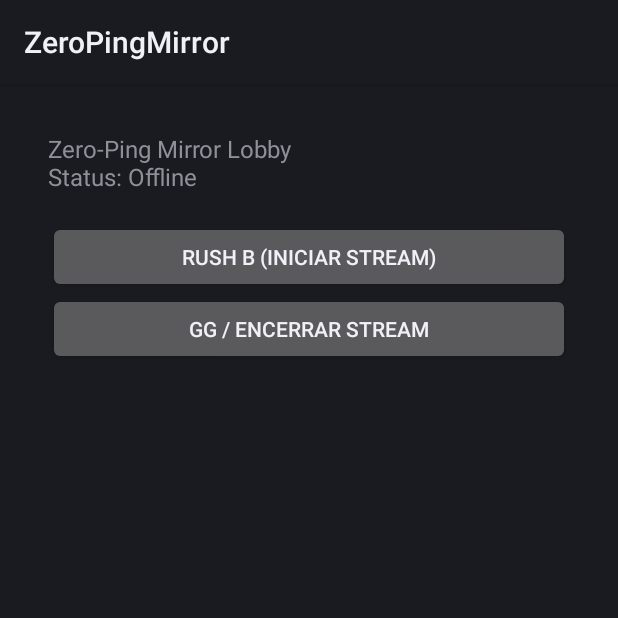
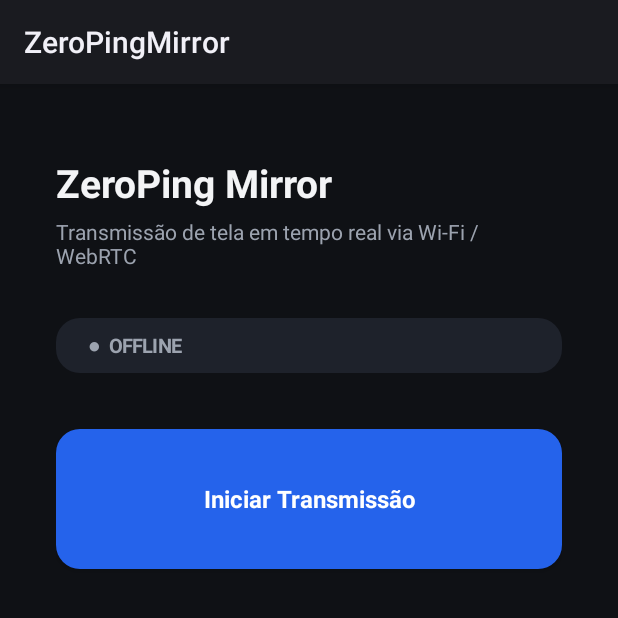
Before and after one commit to welzim19-star/zero-ping-mirror, an Android app: the screen it shows after launch (MainActivity), on a phone screen of 412 x 824 dp, the top half of it. Run offline under Robolectric (Android 15) with nearby library versions, the phone set to English and light mode, and no system bars.

Commit message:
feat(ui): redesign MainActivity with dark theme, session URL card and professional labels

```diff
--- a/app/src/main/java/com/zeroping/mirror/MainActivity.kt
+++ b/app/src/main/java/com/zeroping/mirror/MainActivity.kt
@@ -1,58 +1,157 @@
 package com.zeroping.mirror
 
 import android.app.Activity
+import android.content.ClipData
+import android.content.ClipboardManager
 import android.content.Context
 import android.content.Intent
+import android.graphics.Color
+import android.graphics.Typeface
+import android.graphics.drawable.GradientDrawable
 import android.media.projection.MediaProjectionManager
 import android.net.wifi.WifiManager
 import android.os.Build
 import android.os.Bundle
 import android.text.format.Formatter
+import android.view.Gravity
+import android.view.View
 import android.widget.Button
 import android.widget.LinearLayout
 import android.widget.TextView
+import android.widget.Toast
 import com.zeroping.mirror.core.capture.ScreenCaptureService
 import com.zeroping.mirror.core.obs.KillcamLogger
 
 class MainActivity : Activity() {
-    private lateinit var statusView: TextView
+    private lateinit var badgeView: TextView
+    private lateinit var urlTextView: TextView
+    private lateinit var urlCard: LinearLayout
+    private lateinit var btnStart: Button
+    private lateinit var btnStop: Button
+    private var currentStreamUrl: String = ""
 
     override fun onCreate(savedInstanceState: Bundle?) {
         super.onCreate(savedInstanceState)
-        val layout = LinearLayout(this).apply {
+
+        val root = LinearLayout(this).apply {
             orientation = LinearLayout.VERTICAL
-            setPadding(48, 48, 48, 48)
+            setBackgroundColor(Color.parseColor("#0F1115"))
+            setPadding(56, 72, 56, 56)
         }
-        statusView = TextView(this).apply {
-            text = "Zero-Ping Mirror Lobby\nStatus: Offline\n"
+
+        val titleView = TextView(this).apply {
+            text = "ZeroPing Mirror"
+            textSize = 26f
+            typeface = Typeface.DEFAULT_BOLD
+            setTextColor(Color.parseColor("#F3F4F6"))
+        }
+
+        val subtitleView = TextView(this).apply {
+            text = "Transmissão de tela em tempo real via Wi-Fi / WebRTC"
+            textSize = 14f
+            setTextColor(Color.parseColor("#9CA3AF"))
+            setPadding(0, 8, 0, 48)
+        }
+
+        badgeView = TextView(this).apply {
+            text = "●  OFFLINE"
+            textSize = 13f
+            typeface = Typeface.DEFAULT_BOLD
+            setTextColor(Color.parseColor("#9CA3AF"))
+            background = createRoundedBg("#1E222B", 24f)
+            setPadding(32, 14, 32, 14)
+        }
+        urlCard = LinearLayout(this).apply {
+            orientation = LinearLayout.VERTICAL
+            background = createRoundedBg("#181B22", 28f)
+            setPadding(40, 36, 40, 36)
+            visibility = View.GONE
+            val params = LinearLayout.LayoutParams(
+                LinearLayout.LayoutParams.MATCH_PARENT,
+                LinearLayout.LayoutParams.WRAP_CONTENT
+            ).apply { setMargins(0, 36, 0, 0) }
+            layoutParams = params
+        }
+
+        val cardLabel = TextView(this).apply {
+            text = "ENDEREÇO DE ACESSO (NAVEGADOR PC / TV)"
+            textSize = 11f
+            typeface = Typeface.DEFAULT_BOLD
+            setTextColor(Color.parseColor("#6B7280"))
+        }
+
+        urlTextView = TextView(this).apply {
+            textSize = 15f
+            typeface = Typeface.MONOSPACE
+            setTextColor(Color.parseColor("#38BDF8"))
+            setPadding(0, 12, 0, 24)
+        }
+
+        val btnCopy = Button(this).apply {
+            text = "Copiar Link"
+            isAllCaps = false
+            textSize = 14f
+            setTextColor(Color.parseColor("#E5E7EB"))
+            background = createRoundedBg("#262B36", 18f)
+            setOnClickListener {
+                val clipboard = getSystemService(Context.CLIPBOARD_SERVICE) as ClipboardManager
+                clipboard.setPrimaryClip(ClipData.newPlainText("ZeroPing URL", currentStreamUrl))
+                Toast.makeText(this@MainActivity, "Link copiado!", Toast.LENGTH_SHORT).show()
+            }
+        }
+
+        urlCard.addView(cardLabel)
+        urlCard.addView(urlTextView)
+        urlCard.addView(btnCopy)
+
+        btnStart = Button(this).apply {
+            text = "Iniciar Transmissão"
+            isAllCaps = false
             textSize = 16f
-        }
-        val btnStart = Button(this).apply {
-            text = "RUSH B (INICIAR STREAM)"
+            typeface = Typeface.DEFAULT_BOLD
+            setTextColor(Color.WHITE)
+            background = createRoundedBg("#2563EB", 24f)
+            val params = LinearLayout.LayoutParams(
+                LinearLayout.LayoutParams.MATCH_PARENT, 140
+            ).apply { setMargins(0, 56, 0, 24) }
+            layoutParams = params
             setOnClickListener {
                 val mpm = getSystemService(Context.MEDIA_PROJECTION_SERVICE) as MediaProjectionManager
                 startActivityForResult(mpm.createScreenCaptureIntent(), 1337)
             }
         }
-        val btnStop = Button(this).apply {
-            text = "GG / ENCERRAR STREAM"
+
+        btnStop = Button(this).apply {
+            text = "Encerrar Transmissão"
+            isAllCaps = false
+            textSize = 15f
+            setTextColor(Color.parseColor("#F87171"))
+            background = createRoundedBg("#26171A", 24f)
+            visibility = View.GONE
+            val params = LinearLayout.LayoutParams(
+                LinearLayout.LayoutParams.MATCH_PARENT, 132
+            )
+            layoutParams = params
             setOnClickListener {
-                val stopIntent = Intent(this@MainActivity, ScreenCaptureService::class.java).apply {
+                startService(Intent(this@MainActivity, ScreenCaptureService::class.java).apply {
                     action = ScreenCaptureService.ACTION_STOP
-                }
-                startService(stopIntent)
-                statusView.text = "Zero-Ping Mirror Lobby\nStatus: Offline\n"
+                })
+                updateUiState(online = false)
             }
         }
-        layout.addView(statusView)
-        layout.addView(btnStart)
-        layout.addView(btnStop)
-        setContentView(layout)
+
+        root.addView(titleView)
+        root.addView(subtitleView)
+        root.addView(badgeView)
+        root.addView(urlCard)
+        root.addView(btnStart)
+        root.addView(btnStop)
+        setContentView(root)
     }
 
     override fun onActivityResult(requestCode: Int, resultCode: Int, data: Intent?) {
         if (requestCode == 1337 && resultCode == RESULT_OK && data != null) {
-            KillcamLogger.logInfo("MainActivity", "Permissao concedida. Spawnando Foreground Service...")
+            KillcamLogger.logInfo("MainActivity", "Permissao concedida. Iniciando servico...")
             val serviceIntent = Intent(this, ScreenCaptureService::class.java).apply {
                 action = ScreenCaptureService.ACTION_START
                 putExtra(ScreenCaptureService.EXTRA_RESULT_CODE, resultCode)
@@ -63,11 +162,38 @@ class MainActivity : Activity() {
             } else {
                 startService(serviceIntent)
             }
-            statusView.postDelayed({
+            badgeView.postDelayed({
                 val ip = getLocalWifiIp()
-                val token = ScreenCaptureService.activeToken ?: "gerando..."
-                statusView.text = "Zero-Ping Mirror Lobby\nStatus: ONLINE\nURL: http://$ip:8080/?token=$token\n"
+                val token = ScreenCaptureService.activeToken ?: ""
+                currentStreamUrl = "http://$ip:8080/?token=$token"
+                updateUiState(online = true)
             }, 600)
+        }
+    }
+
+    private fun updateUiState(online: Boolean) {
+        if (online) {
+            badgeView.text = "●  TRANSMITINDO (WI-FI)"
+            badgeView.setTextColor(Color.parseColor("#34D399"))
+            badgeView.background = createRoundedBg("#112922", 24f)
+            urlTextView.text = currentStreamUrl
+            urlCard.visibility = View.VISIBLE
+            btnStart.visibility = View.GONE
+            btnStop.visibility = View.VISIBLE
+        } else {
+            badgeView.text = "●  OFFLINE"
+            badgeView.setTextColor(Color.parseColor("#9CA3AF"))
+            badgeView.background = createRoundedBg("#1E222B", 24f)
+            urlCard.visibility = View.GONE
+            btnStart.visibility = View.VISIBLE
+            btnStop.visibility = View.GONE
+        }
+    }
+
+    private fun createRoundedBg(hexColor: String, radiusDp: Float): GradientDrawable {
+        return GradientDrawable().apply {
+            setColor(Color.parseColor(hexColor))
+            cornerRadius = radiusDp
         }
     }
 
```
